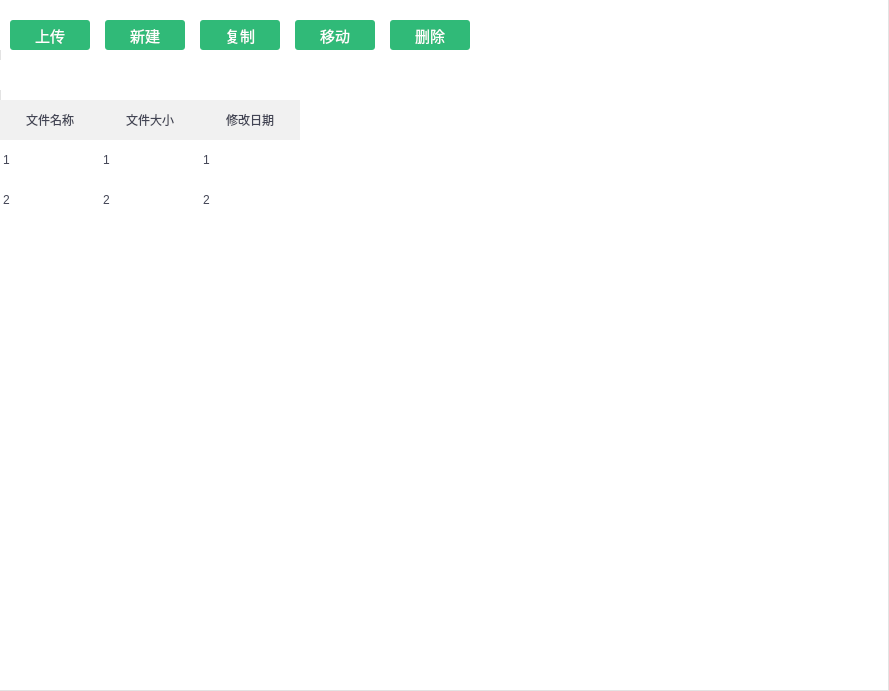
First picture: the form in STSample/STCloudFileManager.ui, repository sunpu/stsample, before the edit.
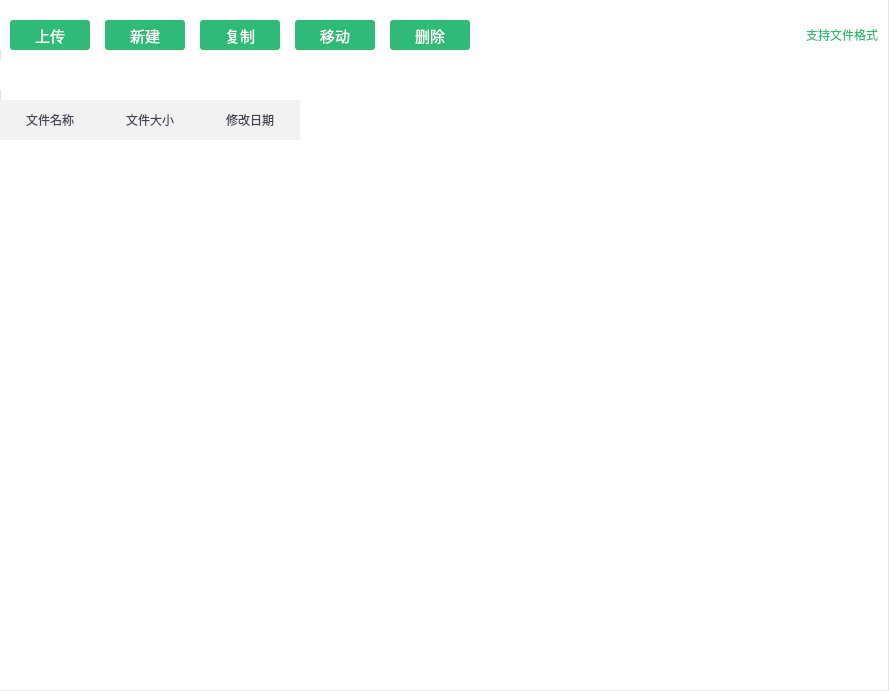
Second picture: the form after the edit. Icons and pictures are not drawn.

Commit message: 添加文件上传功能

Diff of the .ui file:
```diff
--- a/STSample/STCloudFileManager.ui
+++ b/STSample/STCloudFileManager.ui
@@ -47,7 +47,7 @@
        <number>20</number>
       </property>
       <property name="rightMargin">
-       <number>0</number>
+       <number>10</number>
       </property>
       <property name="bottomMargin">
        <number>0</number>
@@ -290,6 +290,30 @@
         </property>
        </spacer>
       </item>
+      <item>
+       <widget class="QPushButton" name="pbSupport">
+        <property name="styleSheet">
+         <string notr="true">
+
+QPushButton {
+	color: #30ba78;
+	font:9pt &quot;微软雅黑&quot;;
+    background-repeat:no-repeat;
+    border:none;
+}
+QPushButton:hover:!pressed {
+	color: #6dcea0;
+}</string>
+        </property>
+        <property name="text">
+         <string>支持文件格式</string>
+        </property>
+        <property name="icon">
+         <iconset resource="stsample.qrc">
+          <normaloff>:/STSample/Resources/images/file.png</normaloff>:/STSample/Resources/images/file.png</iconset>
+        </property>
+       </widget>
+      </item>
      </layout>
     </widget>
    </item>
@@ -472,7 +496,7 @@
          <number>40</number>
         </attribute>
         <attribute name="horizontalHeaderShowSortIndicator" stdset="0">
-         <bool>false</bool>
+         <bool>true</bool>
         </attribute>
         <attribute name="horizontalHeaderStretchLastSection">
          <bool>false</bool>
@@ -492,16 +516,6 @@
         <attribute name="verticalHeaderStretchLastSection">
          <bool>false</bool>
         </attribute>
-        <row>
-         <property name="text">
-          <string>新建行</string>
-         </property>
-        </row>
-        <row>
-         <property name="text">
-          <string>新建行</string>
-         </property>
-        </row>
         <column>
          <property name="text">
           <string>文件名称</string>
@@ -517,36 +531,6 @@
           <string>修改日期</string>
          </property>
         </column>
-        <item row="0" column="0">
-         <property name="text">
-          <string>1</string>
-         </property>
-        </item>
-        <item row="0" column="1">
-         <property name="text">
-          <string>1</string>
-         </property>
-        </item>
-        <item row="0" column="2">
-         <property name="text">
-          <string>1</string>
-         </property>
-        </item>
-        <item row="1" column="0">
-         <property name="text">
-          <string>2</string>
-         </property>
-        </item>
-        <item row="1" column="1">
-         <property name="text">
-          <string>2</string>
-         </property>
-        </item>
-        <item row="1" column="2">
-         <property name="text">
-          <string>2</string>
-         </property>
-        </item>
        </widget>
       </item>
      </layout>
```
Left out of the diff: 2 changed lines with no effect on the pictures. The commit also changes 107 other files.
